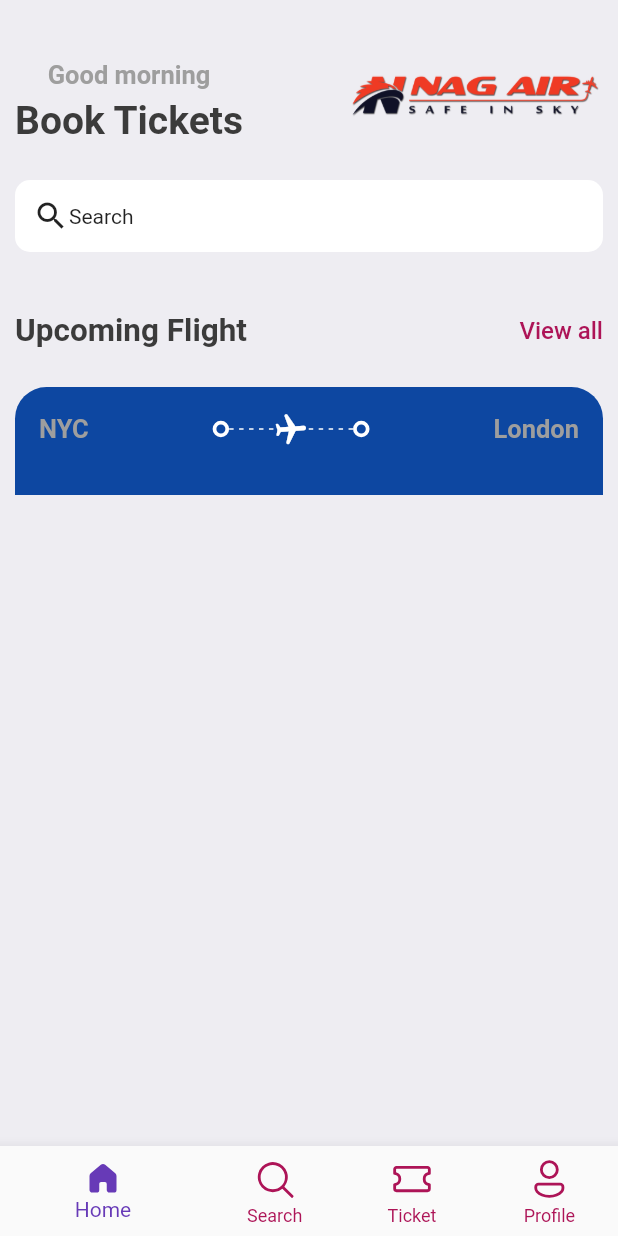
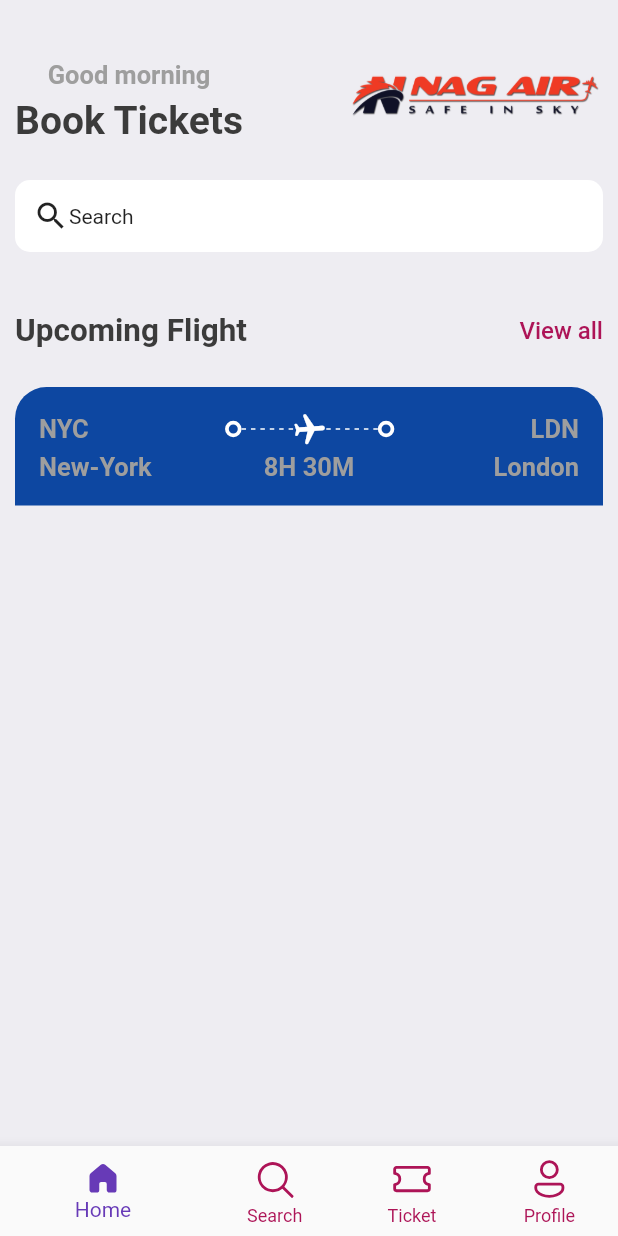
Before and after one commit to NafimAhmed/Air_Ticketing_App, a Flutter app: the screen it shows after launch, on a phone screen of 412 x 824 dp. Run offline on Flutter 3.47's test engine with Material 2 defaults, Android fonts, the phone set to English and light mode, and no system bars; our stand-ins replace fluentui_icons, gap, google_fonts, sizer.

Commit message:
ticket half done

```diff
--- a/lib/screens/ticket_view.dart
+++ b/lib/screens/ticket_view.dart
@@ -3,6 +3,7 @@ import 'package:air_ticket_app/Utils/app_style.dart';
 import 'package:air_ticket_app/widget/thick_container.dart';
 import 'package:flutter/cupertino.dart';
 import 'package:flutter/material.dart';
+import 'package:gap/gap.dart';
 import 'package:google_fonts/google_fonts.dart';
 
 class TicketView extends StatelessWidget {
@@ -87,17 +88,30 @@ class TicketView extends StatelessWidget {
 
                       ThickContainer(),
                       Expanded(child: Container()),
-                      Text("London", style: Styles.headlineStyle3,),
+                      Text("LDN", style: Styles.headlineStyle3,),
                     ],
                   ),
+                  const Gap(3),
                   Row(
+                    mainAxisAlignment: MainAxisAlignment.spaceBetween,
                     children: [
                       SizedBox(
                         width: 100,
-                        child: Text(""),
-                      )
+                        child: Text("New-York ",
+                          style: Styles.headlineStyle3,
+                        ),
+                      ),
+                      Text("8H 30M",style: Styles.headlineStyle3,),
+                      SizedBox(
+                        width: 100,
+                        child: Text(
+                          "London",
+                          textAlign: TextAlign.end,
+                          style: Styles.headlineStyle3,
+                        ),
+                      ),
                     ],
-                  )
+                  ),
                 ],
               ),
             )
```
